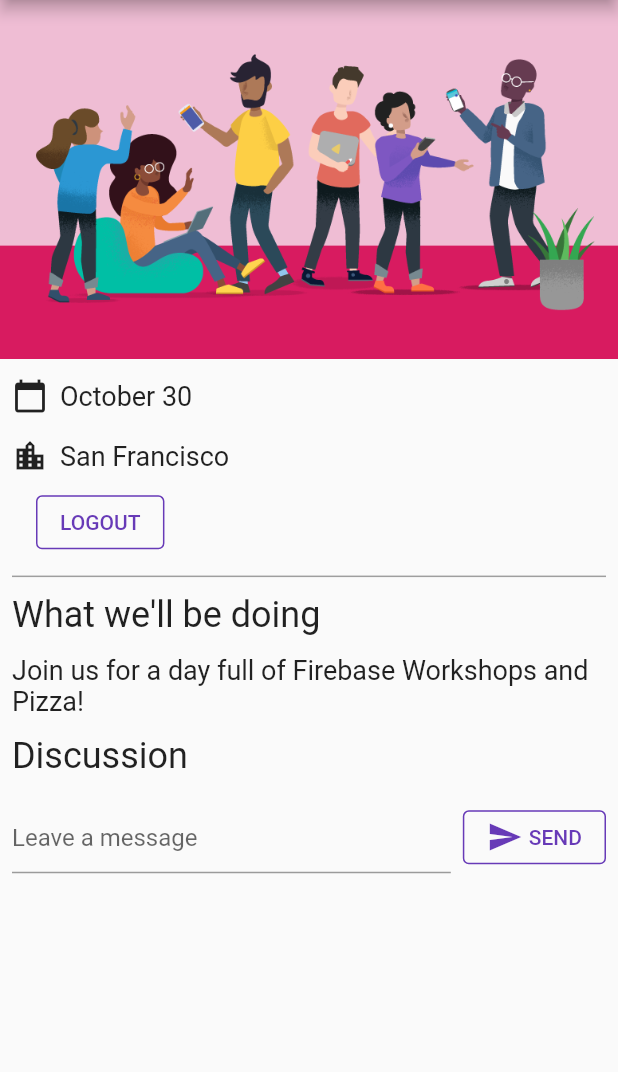
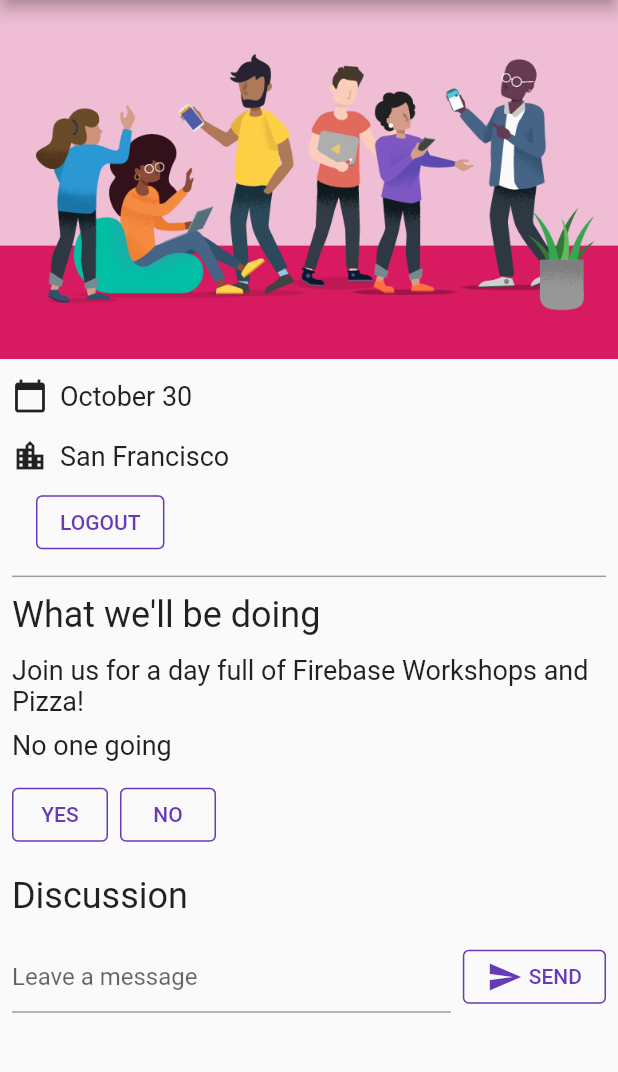
Before and after one commit to flutter-codelabs/firebase_and_firestore_in_flutter, a Flutter app: the screen it shows once a user with an empty profile is signed in, on a phone screen of 412 x 824 dp, the part 84-1156 px from its top. Run offline on Flutter 3.47's test engine with Material 2 defaults, Android fonts, the phone set to English and light mode, and no system bars; our stand-ins replace cloud_firestore, firebase_auth, firebase_core, google_fonts; accounts and stored records are empty.

Commit message:
(+) Attending number

```diff
--- a/lib/main.dart
+++ b/lib/main.dart
@@ -82,7 +82,17 @@
             builder: (context, appState, _) => Column(
               crossAxisAlignment: CrossAxisAlignment.start,
               children: [
+                if (appState.attendees >= 2)
+                  Paragraph('${appState.attendees} people going')
+                else if (appState.attendees == 1)
+                  const Paragraph('1 person going')
+                else
+                  const Paragraph('No one going'),
                 if (appState.loginState == ApplicationLoginState.loggedIn) ...[
+                  YesNoSelection(
+                    state: appState.attending,
+                    onSelection: (attending) => appState.attending = attending,
+                  ),
                   const Header('Discussion'),
                   GuestBook(
                     addMessage: (String message) =>
@@ -107,6 +117,15 @@
   Future<void> init() async {
     await Firebase.initializeApp();
 
+    FirebaseFirestore.instance
+        .collection('attendees')
+        .where('attending', isEqualTo: true)
+        .snapshots()
+        .listen((snapshot) {
+      _attendees = snapshot.docs.length;
+      notifyListeners();
+    });
+
     FirebaseAuth.instance.userChanges().listen((user) {
       if (user != null) {
         _loginState = ApplicationLoginState.loggedIn;
@@ -127,24 +146,60 @@
           }
           notifyListeners();
         });
+
+        _attendingSubscription = FirebaseFirestore.instance
+            .collection('attendees')
+            .doc(user.uid)
+            .snapshots()
+            .listen((snapshot) {
+          if (snapshot.data() != null) {
+            if (snapshot.data()!['attending']) {
+              _attending = Attending.yes;
+            } else {
+              _attending = Attending.no;
+            }
+          } else {
+            _attending = Attending.unknown;
+          }
+          notifyListeners();
+        });
       } else {
         _loginState = ApplicationLoginState.loggedOut;
         _guestBookMessages = [];
         _guestBookSubscription?.cancel();
+        _attendingSubscription?.cancel();
       }
       notifyListeners();
     });
   }
 
+  StreamSubscription<QuerySnapshot>? _guestBookSubscription;
+  StreamSubscription<DocumentSnapshot>? _attendingSubscription;
+
   ApplicationLoginState _loginState = ApplicationLoginState.loggedOut;
   ApplicationLoginState get loginState => _loginState;
+
+  List<GuestBookMessage> _guestBookMessages = [];
+  List<GuestBookMessage> get guestBookMessages => _guestBookMessages;
 
   String? _email;
   String? get email => _email;
 
-  StreamSubscription<QuerySnapshot>? _guestBookSubscription;
-  List<GuestBookMessage> _guestBookMessages = [];
-  List<GuestBookMessage> get guestBookMessages => _guestBookMessages;
+  int _attendees = 0;
+  int get attendees => _attendees;
+
+  Attending _attending = Attending.unknown;
+  Attending get attending => _attending;
+  set attending(Attending attending) {
+    final userDoc = FirebaseFirestore.instance
+        .collection('attendees')
+        .doc(FirebaseAuth.instance.currentUser!.uid);
+    if (attending == Attending.yes) {
+      userDoc.set({'attending': true});
+    } else {
+      userDoc.set({'attending': false});
+    }
+  }
 
   void startLoginFlow() {
     _loginState = ApplicationLoginState.emailAddress;
@@ -227,6 +282,8 @@
   final String message;
 }
 
+enum Attending { yes, no, unknown }
+
 class GuestBook extends StatefulWidget {
   final FutureOr<void> Function(String message) addMessage;
   final List<GuestBookMessage> messages;
@@ -295,3 +352,71 @@
     );
   }
 }
+
+class YesNoSelection extends StatelessWidget {
+  final Attending state;
+  final void Function(Attending selection) onSelection;
+
+  const YesNoSelection(
+      {Key? key, required this.state, required this.onSelection})
+      : super(key: key);
+
+  @override
+  Widget build(BuildContext context) {
+    switch (state) {
+      case Attending.yes:
+        return Padding(
+          padding: const EdgeInsets.all(8.0),
+          child: Row(
+            children: [
+              ElevatedButton(
+                style: ElevatedButton.styleFrom(elevation: 0),
+                onPressed: () => onSelection(Attending.yes),
+                child: const Text('YES'),
+              ),
+              const SizedBox(width: 8),
+              TextButton(
+                onPressed: () => onSelection(Attending.no),
+                child: const Text('NO'),
+              ),
+            ],
+          ),
+        );
+      case Attending.no:
+        return Padding(
+          padding: const EdgeInsets.all(8.0),
+          child: Row(
+            children: [
+              TextButton(
+                onPressed: () => onSelection(Attending.yes),
+                child: const Text('YES'),
+              ),
+              const SizedBox(width: 8),
+              ElevatedButton(
+                style: ElevatedButton.styleFrom(elevation: 0),
+                onPressed: () => onSelection(Attending.no),
+                child: const Text('NO'),
+              ),
+            ],
+          ),
+        );
+      default:
+        return Padding(
+          padding: const EdgeInsets.all(8.0),
+          child: Row(
+            children: [
+              StyledButton(
+                onPressed: () => onSelection(Attending.yes),
+                child: const Text('YES'),
+              ),
+              const SizedBox(width: 8),
+              StyledButton(
+                onPressed: () => onSelection(Attending.no),
+                child: const Text('NO'),
+              ),
+            ],
+          ),
+        );
+    }
+  }
+}
```
